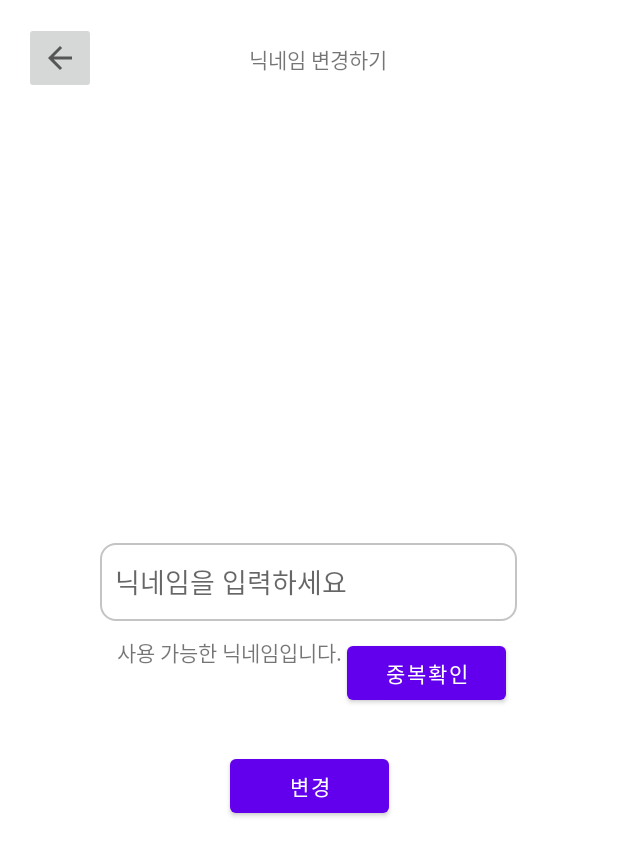
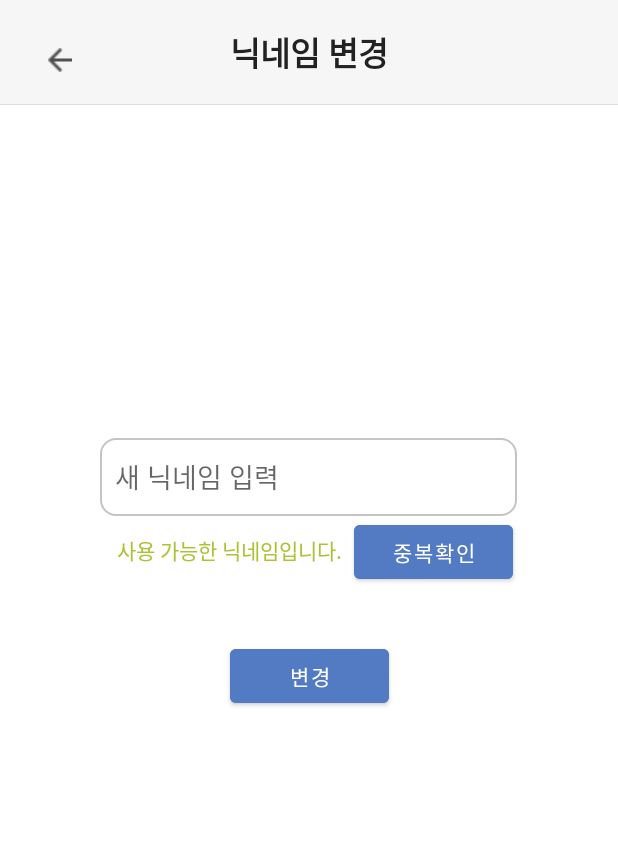
Before and after one commit to nohorang-horangteam/SuryongFootprint-Android, an Android app: the ChangeNicknameActivity screen opened directly, with no data from a screen before it, on a phone screen of 412 x 824 dp. Shown: the top 856 px of the screen. Run offline under Robolectric (Android 15) with nearby library versions, the phone set to English and light mode, and no system bars.

Commit message:
[ADD] layout

```diff
--- a/app/src/main/res/layout/activity_change_nickname.xml
+++ b/app/src/main/res/layout/activity_change_nickname.xml
@@ -6,10 +6,50 @@
     android:layout_height="match_parent"
     tools:context=".ChangeNicknameActivity">
 
+    <androidx.appcompat.widget.Toolbar
+        android:id="@+id/toolbar"
+        android:layout_width="0dp"
+        android:layout_height="70dp"
+        android:background="@drawable/toolbar_edge"
+        android:minHeight="?attr/actionBarSize"
+        android:theme="@style/ThemeOverlay.AppCompat.Dark.ActionBar"
+        app:layout_constraintEnd_toEndOf="parent"
+        app:layout_constraintStart_toStartOf="parent"
+        app:layout_constraintTop_toTopOf="parent">
+
+        <TextView
+            android:id="@+id/toolbarTitle"
+            android:layout_width="wrap_content"
+            android:layout_height="wrap_content"
+            android:layout_gravity="center"
+            android:gravity="center"
+            android:text="닉네임 변경"
+            android:textColor="#222222"
+            android:textSize="22sp"
+            android:textStyle="bold"
+            tools:layout_editor_absoluteX="177dp"
+            tools:layout_editor_absoluteY="20dp" />
+    </androidx.appcompat.widget.Toolbar>
+
+    <ImageButton
+        android:id="@+id/imageButton2"
+        android:layout_width="48dp"
+        android:layout_height="48dp"
+        android:backgroundTint="#00FFFFFF"
+        android:contentDescription="back"
+        app:layout_constraintBottom_toBottomOf="@+id/toolbar"
+        app:layout_constraintEnd_toEndOf="parent"
+        app:layout_constraintHorizontal_bias="0.044"
+        app:layout_constraintStart_toStartOf="parent"
+        app:layout_constraintTop_toTopOf="parent"
+        app:layout_constraintVertical_bias="0.727"
+        app:srcCompat="@drawable/back_icon" />
+
     <Button
         android:id="@+id/button7"
         android:layout_width="106dp"
         android:layout_height="48dp"
+        android:backgroundTint="@color/main_blue"
         android:text="변경"
         app:layout_constraintBottom_toBottomOf="parent"
         app:layout_constraintEnd_toEndOf="parent"
@@ -22,19 +62,21 @@
         android:id="@+id/button6"
         android:layout_width="106dp"
         android:layout_height="48dp"
+        android:backgroundTint="@color/main_blue"
         android:text="중복확인"
         app:layout_constraintBottom_toBottomOf="parent"
         app:layout_constraintEnd_toEndOf="parent"
-        app:layout_constraintHorizontal_bias="0.042"
+        app:layout_constraintHorizontal_bias="0.106"
         app:layout_constraintStart_toEndOf="@+id/textView24"
         app:layout_constraintTop_toBottomOf="@+id/editTextTextPersonName3"
-        app:layout_constraintVertical_bias="0.029" />
+        app:layout_constraintVertical_bias="0.0" />
 
     <TextView
         android:id="@+id/textView24"
         android:layout_width="wrap_content"
         android:layout_height="wrap_content"
         android:text="사용 가능한 닉네임입니다."
+        android:textColor="@color/main_green"
         app:layout_constraintBottom_toBottomOf="parent"
         app:layout_constraintEnd_toEndOf="parent"
         app:layout_constraintHorizontal_bias="0.298"
@@ -42,44 +84,20 @@
         app:layout_constraintTop_toBottomOf="@+id/editTextTextPersonName3"
         app:layout_constraintVertical_bias="0.026" />
 
-    <TextView
-        android:id="@+id/textView23"
-        android:layout_width="wrap_content"
-        android:layout_height="wrap_content"
-        android:text="닉네임 변경하기"
-        app:layout_constraintBottom_toBottomOf="parent"
-        app:layout_constraintEnd_toEndOf="parent"
-        app:layout_constraintHorizontal_bias="0.398"
-        app:layout_constraintStart_toEndOf="@+id/imageButton2"
-        app:layout_constraintTop_toTopOf="parent"
-        app:layout_constraintVertical_bias="0.036" />
-
-    <ImageButton
-        android:id="@+id/imageButton2"
-        android:layout_width="wrap_content"
-        android:layout_height="48dp"
-        android:contentDescription="back"
-        app:layout_constraintBottom_toBottomOf="parent"
-        app:layout_constraintEnd_toEndOf="parent"
-        app:layout_constraintHorizontal_bias="0.044"
-        app:layout_constraintStart_toStartOf="parent"
-        app:layout_constraintTop_toTopOf="parent"
-        app:layout_constraintVertical_bias="0.019"
-        app:srcCompat="?attr/actionModeCloseDrawable" />
-
     <EditText
         android:id="@+id/editTextTextPersonName3"
         android:layout_width="278dp"
         android:layout_height="52dp"
         android:background="@drawable/border"
         android:ems="10"
-        android:hint="닉네임을 입력하세요"
+        android:hint="새 닉네임 입력"
         android:inputType="text"
         android:padding="10dp"
         app:layout_constraintBottom_toBottomOf="parent"
         app:layout_constraintEnd_toEndOf="parent"
         app:layout_constraintHorizontal_bias="0.496"
         app:layout_constraintStart_toStartOf="parent"
-        app:layout_constraintTop_toBottomOf="@+id/imageButton2"
-        app:layout_constraintVertical_bias="0.422" />
+        app:layout_constraintTop_toBottomOf="@+id/toolbar"
+        app:layout_constraintVertical_bias="0.316" />
+
 </androidx.constraintlayout.widget.ConstraintLayout>
--- a/app/src/main/res/layout/activity_login.xml
+++ b/app/src/main/res/layout/activity_login.xml
@@ -109,10 +109,10 @@
         android:text="아직 회원이 아니신가요? 회원가입"
         app:layout_constraintBottom_toBottomOf="parent"
         app:layout_constraintEnd_toEndOf="parent"
-        app:layout_constraintHorizontal_bias="0.572"
+        app:layout_constraintHorizontal_bias="0.497"
         app:layout_constraintStart_toStartOf="parent"
         app:layout_constraintTop_toBottomOf="@+id/textView5"
-        app:layout_constraintVertical_bias="0.035" />
+        app:layout_constraintVertical_bias="0.047" />
 
     <EditText
         android:id="@+id/editTextTextPassword"
```
Also changed, not shown: app/src/main/res/layout/activity_change_password.xml (+57 -38 lines), app/src/main/res/layout/activity_ranking.xml (+85 -17 lines), app/src/main/res/layout/listitem_ranking.xml (renamed from app/src/main/res/layout/ranking_item.xml).
